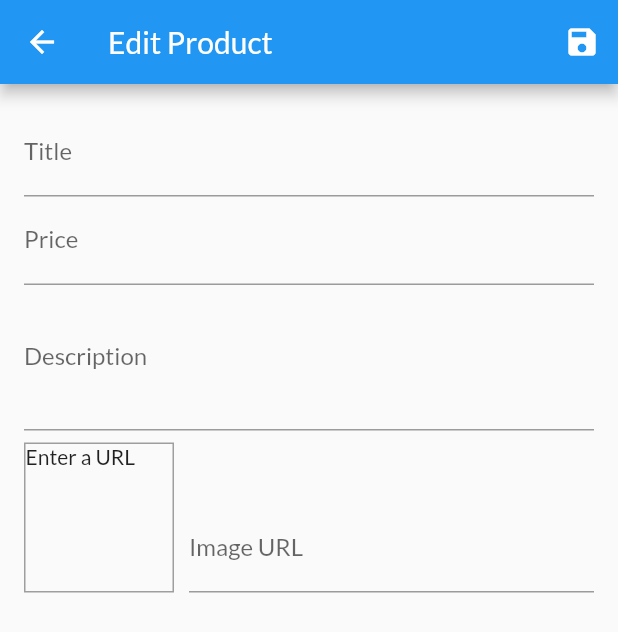
After one commit to quangkhatran/shop_app, a Flutter app: the EditProductScreen screen opened by its route, after a tap on the "save" icon, on a phone screen of 412 x 824 dp. The commit adds this screen. Shown: the top 632 px of the screen. Run offline on Flutter 3.47's test engine with Material 2 defaults, Android fonts, the phone set to English and light mode, and no system bars; network calls fail.

Commit message:
Add "New Product" form

```diff
--- a/lib/main.dart
+++ b/lib/main.dart
@@ -11,6 +11,7 @@ import './providers/orders.dart';
 
 import './screens/orders_screen.dart';
 import './screens/user_products_screen.dart';
+import './screens/edit_product_screen.dart';
 
 void main() => runApp(MyApp());
 
@@ -42,6 +43,7 @@ class MyApp extends StatelessWidget {
           CartScreen.routeName: (ctx) => CartScreen(),
           OrdersScreen.routeName: (ctx) => OrdersScreen(),
           UserProductsScreen.routeName: (ctx) => UserProductsScreen(),
+          EditProductScreen.routeName: (ctx) => EditProductScreen(),
         },
       ),
     );
--- /dev/null
+++ b/lib/screens/edit_product_screen.dart
@@ -0,0 +1,188 @@
+import 'package:flutter/material.dart';
+import '../providers/product.dart';
+
+class EditProductScreen extends StatefulWidget {
+  static const routeName = '/edit-product';
+
+  const EditProductScreen({Key key}) : super(key: key);
+
+  @override
+  State<EditProductScreen> createState() => _EditProductScreenState();
+}
+
+class _EditProductScreenState extends State<EditProductScreen> {
+  final _priceFocusNode = FocusNode();
+  final _descriptionFocusNode = FocusNode();
+  final _imageUrlController = TextEditingController();
+  final _imageUrlFocusNode = FocusNode();
+  final _form = GlobalKey<FormState>();
+  var _editedProduct = Product(
+    id: null,
+    title: '',
+    price: 0,
+    description: '',
+    imageUrl: '',
+  );
+
+  @override
+  void initState() {
+    _imageUrlFocusNode.addListener(_updateImageUrl);
+    super.initState();
+  }
+
+  @override
+  void dispose() {
+    _imageUrlFocusNode.removeListener(_updateImageUrl);
+    _priceFocusNode.dispose();
+    _descriptionFocusNode.dispose();
+    _imageUrlController.dispose();
+    _imageUrlFocusNode.dispose();
+    super.dispose();
+  }
+
+  void _updateImageUrl() {
+    if (!_imageUrlFocusNode.hasFocus) {
+      setState(() {});
+    }
+  }
+
+  void _saveForm() {
+    _form.currentState.save();
+    print(_editedProduct.title);
+    print(_editedProduct.description);
+    print(_editedProduct.price);
+    print(_editedProduct.imageUrl);
+  }
+
+
+  @override
+  Widget build(BuildContext context) {
+    return Scaffold(
+      appBar: AppBar(
+        title: Text('Edit Product'),
+        actions: <Widget>[
+          IconButton(
+            icon: Icon(Icons.save),
+            onPressed: _saveForm,
+          ),
+        ],
+      ),
+      body: Padding(
+        padding: const EdgeInsets.all(16.0),
+        child: Form(
+          key: _form,
+          child: ListView(
+            children: <Widget>[
+              TextFormField(
+                decoration: InputDecoration(
+                  labelText: 'Title',
+                ),
+                textInputAction: TextInputAction.next,
+                onFieldSubmitted: (_) {
+                  FocusScope.of(context).requestFocus(_priceFocusNode);
+                },
+                onSaved: (value) {
+                  _editedProduct = Product(
+                    title: value,
+                    price: _editedProduct.price,
+                    description: _editedProduct.description,
+                    imageUrl: _editedProduct.imageUrl,
+                    id: null,
+                  );
+                },
+              ),
+              TextFormField(
+                decoration: InputDecoration(
+                  labelText: 'Price',
+                ),
+                textInputAction: TextInputAction.next,
+                keyboardType: TextInputType.number,
+                focusNode: _priceFocusNode,
+                onFieldSubmitted: (_) {
+                  FocusScope.of(context).requestFocus(_descriptionFocusNode);
+                },
+                onSaved: (value) {
+                  _editedProduct = Product(
+                    title: _editedProduct.title,
+                    price: double.parse(value),
+                    description: _editedProduct.description,
+                    imageUrl: _editedProduct.imageUrl,
+                    id: null,
+                  );
+                },
+              ),
+              TextFormField(
+                decoration: InputDecoration(
+                  labelText: 'Description',
+                ),
+                maxLines: 3,
+                keyboardType: TextInputType.multiline,
+                focusNode: _descriptionFocusNode,
+                onSaved: (value) {
+                  _editedProduct = Product(
+                    title: _editedProduct.title,
+                    price: _editedProduct.price,
+                    description: value,
+                    imageUrl: _editedProduct.imageUrl,
+                    id: null,
+                  );
+                },
+              ),
+              Row(
+                crossAxisAlignment: CrossAxisAlignment.end,
+                children: <Widget>[
+                  Container(
+                    width: 100,
+                    height: 100,
+                    margin: EdgeInsets.only(
+                      top: 8,
+                      right: 10,
+                    ),
+                    decoration: BoxDecoration(
+                      border: Border.all(
+                        width: 1,
+                        color: Colors.grey,
+                      ),
+                    ),
+                    child: _imageUrlController.text.isEmpty
+                        ? Text('Enter a URL')
+                        : FittedBox(
+                            child: Image.network(
+                              _imageUrlController.text,
+                              fit: BoxFit.cover,
+                            ),
+                          ),
+                  ),
+                  Expanded(
+                    child: TextFormField(
+                      decoration: InputDecoration(labelText: 'Image URL'),
+                      keyboardType: TextInputType.url,
+                      textInputAction: TextInputAction.done,
+                      controller: _imageUrlController,
+                      focusNode: _imageUrlFocusNode,
+                      onEditingComplete: () {
+                        setState(() {});
+                      },
+                      onFieldSubmitted: (_) {
+                        _saveForm();
+                      },
+                      onSaved: (value) {
+                  _editedProduct = Product(
+                    title: _editedProduct.title,
+                    price: _editedProduct.price,
+                    description: _editedProduct.description,
+                    imageUrl: value,
+                    id: null,
+                  );
+                },
+                    ),
+                  ),
+                ],
+              )
+            ],
+          ),
+        ),
+      ),
+    );
+  }
+}
--- a/lib/screens/user_products_screen.dart
+++ b/lib/screens/user_products_screen.dart
@@ -1,10 +1,10 @@
 import 'package:flutter/material.dart';
-import 'package:flutter_complete_guide/widgets/app_drawer.dart';
+import 'package:provider/provider.dart';
 
-import 'package:provider/provider.dart';
 import '../providers/products.dart';
 import '../widgets/user_product_item.dart';
 import '../widgets/app_drawer.dart';
+import './edit_product_screen.dart';
 
 class UserProductsScreen extends StatelessWidget {
   static const routeName = '/user-products';
@@ -18,7 +18,9 @@ class UserProductsScreen extends StatelessWidget {
         actions: <Widget>[
           IconButton(
             icon: const Icon(Icons.add),
-            onPressed: () {},
+            onPressed: () {
+              Navigator.of(context).pushNamed(EditProductScreen.routeName);
+            },
           ),
         ],
       ),
```
